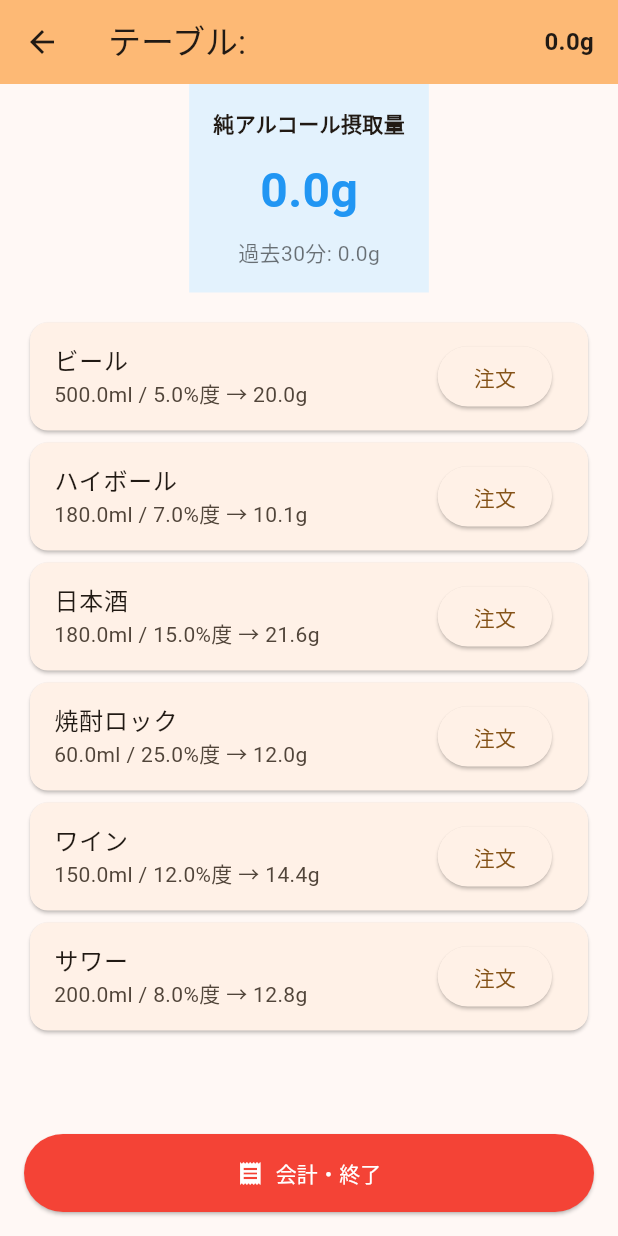
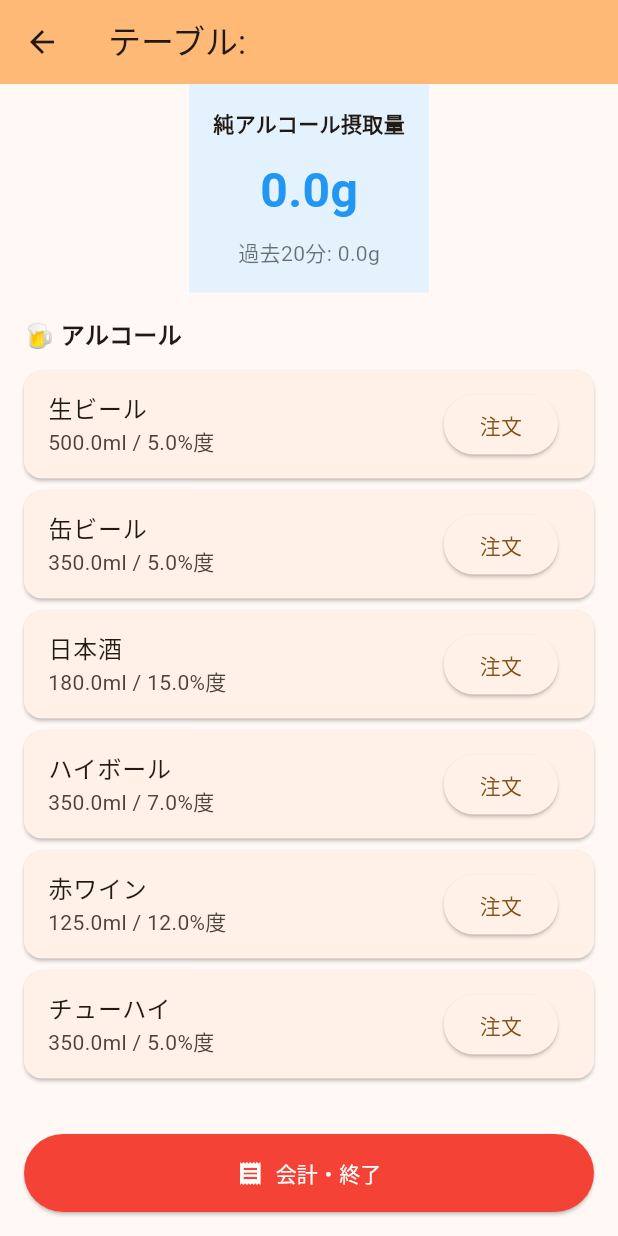
Before and after one commit to maruaki101/mobile_flutter_dayon, a Flutter app: the MenuScreen screen opened directly with empty values, on a phone screen of 412 x 824 dp. Run offline on Flutter 3.47's test engine with Material 3 defaults, Android fonts, the phone set to English and light mode, and no system bars.

Commit message:
表示内容など微調整　次は注文カート式にしたい

```diff
--- a/sakestop/lib/calendar_screen.dart
+++ /dev/null
@@ -1,2 +0,0 @@
-// このファイルは新仕様では使用されていません。
-// 将来の拡張用に残しています。
--- a/sakestop/lib/main.dart
+++ b/sakestop/lib/main.dart
@@ -35,18 +35,29 @@ class Drink {
 
   // 純アルコール量を計算 (g)
   double calculatePureAlcohol() {
-    return (volume * alcoholPercentage * 0.8) / 100;
+    final result = (volume * alcoholPercentage * 0.8) / 100;
+    print('DEBUG: calculatePureAlcohol: ($volume * $alcoholPercentage * 0.8) / 100 = $result');
+    return result;
   }
 }
 
 // 飲料マスターデータ（ハードコード）
 final List<Drink> drinkMenu = [
-  Drink(name: 'ビール', volume: 500, alcoholPercentage: 5),
-  Drink(name: 'ハイボール', volume: 180, alcoholPercentage: 7),
-  Drink(name: '日本酒', volume: 180, alcoholPercentage: 15),
-  Drink(name: '焼酎ロック', volume: 60, alcoholPercentage: 25),
-  Drink(name: 'ワイン', volume: 150, alcoholPercentage: 12),
-  Drink(name: 'サワー', volume: 200, alcoholPercentage: 8),
+  // アルコール
+  Drink(name: '生ビール', volume: 500, alcoholPercentage: 5),    // 純アルコール20.0g
+  Drink(name: '缶ビール', volume: 350, alcoholPercentage: 5),    // 純アルコール14.0g
+  Drink(name: '日本酒', volume: 180, alcoholPercentage: 15),     // 純アルコール21.6g
+  Drink(name: 'ハイボール', volume: 350, alcoholPercentage: 7),  // 純アルコール19.6g
+  Drink(name: '赤ワイン', volume: 125, alcoholPercentage: 12),   // 純アルコール12.0g
+  Drink(name: 'チューハイ', volume: 350, alcoholPercentage: 5),  // 純アルコール14.0g
+  // ノンアルコール
+  Drink(name: 'ウーロン茶', volume: 200, alcoholPercentage: 0),
+  Drink(name: 'コーラ', volume: 200, alcoholPercentage: 0),
+  Drink(name: 'オレンジジュース', volume: 200, alcoholPercentage: 0),
+  // フード
+  Drink(name: '枝豆', volume: 0, alcoholPercentage: 0),
+  Drink(name: 'から揚げ', volume: 0, alcoholPercentage: 0),
+  Drink(name: '刺身盛り合わせ', volume: 0, alcoholPercentage: 0),
 ];
 
 // ========== メインアプリ ==========
@@ -63,7 +74,7 @@ class _SakeStopAppState extends State<SakeStopApp> {
   double _totalPureAlcohol = 0.0;
   List<OrderRecord> _orderHistory = [];
   DateTime? _lastPaceNotificationAt;
-  final Duration _paceCooldown = const Duration(minutes: 30);
+  final Duration _paceCooldown = const Duration(minutes: 20);
 
   void _startSession(String tableId) {
     setState(() {
@@ -77,6 +88,8 @@ class _SakeStopAppState extends State<SakeStopApp> {
     final pureAlcohol = drink.calculatePureAlcohol();
     final now = DateTime.now();
 
+    print('DEBUG: _addDrink called: name=${drink.name}, volume=${drink.volume}ml, alcohol%=${drink.alcoholPercentage}%, pureAlcohol=$pureAlcohol g');
+
     setState(() {
       _totalPureAlcohol += pureAlcohol;
       _orderHistory.add(OrderRecord(
@@ -86,8 +99,31 @@ class _SakeStopAppState extends State<SakeStopApp> {
       ));
     });
 
-    // 摂取ペース通知をチェック
-    _checkPaceNotification();
+    // ペース通知をチェック
+    final isPaceAlert = _checkPaceNotification();
+
+    // 過去20分の合計を取得（ペース通知時のメッセージ用）
+    final twentyMinutesAgo = now.subtract(const Duration(minutes: 20));
+    double alcoholIn20Minutes = 0.0;
+    for (final order in _orderHistory) {
+      if (order.timestamp.isAfter(twentyMinutesAgo)) {
+        alcoholIn20Minutes += order.pureAlcohol;
+      }
+    }
+
+    final message = isPaceAlert
+        ? '${drink.name} を注文しました。過去20分のペースが速くなっています（${alcoholIn20Minutes.toStringAsFixed(1)}g）'
+        : '${drink.name} を注文しました';
+
+    final messenger = ScaffoldMessenger.of(context);
+    messenger.showSnackBar(SnackBar(
+      content: Text(message),
+      duration: const Duration(seconds: 4),
+      action: SnackBarAction(
+        label: '閉じる',
+        onPressed: () => messenger.hideCurrentSnackBar(),
+      ),
+    ));
   }
 
   void _resetSession() {
@@ -98,35 +134,41 @@ class _SakeStopAppState extends State<SakeStopApp> {
     });
   }
 
-  // 30分以内に20g以上摂取した場合に通知
-  void _checkPaceNotification() {
+  // 20分以内に60g以上摂取した場合に通知（bool値を返す）
+  bool _checkPaceNotification() {
     final now = DateTime.now();
-    final thirtyMinutesAgo = now.subtract(const Duration(minutes: 30));
+    final twentyMinutesAgo = now.subtract(const Duration(minutes: 20));
 
-    // 過去30分以内の注文を集計
-    double alcoholIn30Minutes = 0.0;
+    print('DEBUG: now=$now, twentyMinutesAgo=$twentyMinutesAgo');
+    print('DEBUG: orderHistory length=${_orderHistory.length}');
+
+    // 過去20分以内の注文を集計
+    double alcoholIn20Minutes = 0.0;
     for (final order in _orderHistory) {
-      if (order.timestamp.isAfter(thirtyMinutesAgo)) {
-        alcoholIn30Minutes += order.pureAlcohol;
+      final isAfter = order.timestamp.isAfter(twentyMinutesAgo);
+      print('DEBUG: order timestamp=${order.timestamp}, isAfter=$isAfter, pureAlcohol=${order.pureAlcohol}');
+      if (isAfter) {
+        alcoholIn20Minutes += order.pureAlcohol;
       }
     }
 
-    // 30分以内に20g以上摂取した場合かつクールダウンが経過していれば通知
-    if (alcoholIn30Minutes >= 20.0) {
+    print('DEBUG: alcoholIn20Minutes=$alcoholIn20Minutes (threshold=60.0)');
+    print('DEBUG: lastPaceNotificationAt=$_lastPaceNotificationAt');
+
+    // 20分以内に60g以上摂取した場合かつクールダウンが経過していれば通知
+    if (alcoholIn20Minutes >= 60.0) {
+      print('DEBUG: Condition met: alcoholIn20Minutes >= 60.0');
       if (_lastPaceNotificationAt == null || now.difference(_lastPaceNotificationAt!) >= _paceCooldown) {
+        print('DEBUG: Cooldown check passed, returning true');
         _lastPaceNotificationAt = now;
-        _showPaceNotification(alcoholIn30Minutes);
+        return true; // ペース通知あり
+      } else {
+        print('DEBUG: Cooldown not elapsed yet');
       }
+    } else {
+      print('DEBUG: Condition not met: alcoholIn20Minutes < 60.0');
     }
-  }
-
-  void _showPaceNotification(double alcoholIn30Min) {
-    final messenger = ScaffoldMessenger.of(context);
-    messenger.showSnackBar(SnackBar(
-      content: Text('過去30分に${alcoholIn30Min.toStringAsFixed(1)}gを摂取しました。摂取ペースに注意してください。'),
-      duration: const Duration(seconds: 6),
-      action: SnackBarAction(label: '閉じる', onPressed: () => messenger.hideCurrentSnackBar()),
-    ));
+    return false; // ペース通知なし
   }
 
   @override
@@ -156,8 +198,6 @@ class _SakeStopAppState extends State<SakeStopApp> {
           crossAxisAlignment: CrossAxisAlignment.start,
           children: [
             Text('テーブル: $_tableId'),
-            const SizedBox(height: 8),
-            Text('純アルコール量: ${_totalPureAlcohol.toStringAsFixed(1)}g'),
             const SizedBox(height: 8),
             Text('注文数: ${_orderHistory.length}'),
             const SizedBox(height: 16),
@@ -282,17 +322,6 @@ class MenuScreen extends StatelessWidget {
       appBar: AppBar(
         title: Text('テーブル: $tableId'),
         backgroundColor: Theme.of(context).colorScheme.inversePrimary,
-        actions: [
-          Padding(
-            padding: const EdgeInsets.all(16.0),
-            child: Center(
-              child: Text(
-                '${totalPureAlcohol.toStringAsFixed(1)}g',
-                style: const TextStyle(fontWeight: FontWeight.bold, fontSize: 16),
-              ),
-            ),
-          ),
-        ],
       ),
       body: Column(
         children: [
@@ -316,64 +345,132 @@ class MenuScreen extends StatelessWidget {
                   ),
                 ),
                 const SizedBox(height: 8),
-                // 過去30分合計を表示
+                // 過去20分合計を表示
                 Builder(builder: (context) {
-                  final thirtyAgo = DateTime.now().subtract(const Duration(minutes: 30));
-                  double in30 = 0.0;
+                  final twentyAgo = DateTime.now().subtract(const Duration(minutes: 20));
+                  double in20 = 0.0;
                   for (final o in orderHistory) {
-                    if (o.timestamp.isAfter(thirtyAgo)) in30 += o.pureAlcohol;
+                    if (o.timestamp.isAfter(twentyAgo)) in20 += o.pureAlcohol;
                   }
                   return Text(
-                    '過去30分: ${in30.toStringAsFixed(1)}g',
+                    '過去20分: ${in20.toStringAsFixed(1)}g',
                     style: const TextStyle(fontSize: 14, color: Colors.black54),
                   );
                 }),
               ],
             ),
           ),
-          // メニューリスト
+          // メニューリスト（セクション分け）
           Expanded(
-            child: ListView.builder(
-              padding: const EdgeInsets.all(16),
-              itemCount: drinkMenu.length,
-              itemBuilder: (context, index) {
-                final drink = drinkMenu[index];
+            child: Builder(
+              builder: (context) {
+                // セクション別にアイテムを分類
+                final alcoholicDrinks = drinkMenu.where((d) => d.alcoholPercentage > 0).toList();
+                final nonAlcoholicDrinks = drinkMenu.where((d) => d.alcoholPercentage == 0 && d.volume > 0).toList();
+                final foodItems = drinkMenu.where((d) => d.volume == 0).toList();
+
+                // 全アイテムリスト（セクションヘッダー含む）を作成
+                List<Widget> items = [];
+
+                // アルコールセクション
+                if (alcoholicDrinks.isNotEmpty) {
+                  items.add(
+                    Padding(
+                      padding: const EdgeInsets.only(top: 16.0, bottom: 8.0, left: 16.0, right: 16.0),
+                      child: Text(
+                        '🍺 アルコール',
+                        style: const TextStyle(fontWeight: FontWeight.bold, fontSize: 16),
+                      ),
+                    ),
+                  );
+                  for (final drink in alcoholicDrinks) {
                     final pureAlcohol = drink.calculatePureAlcohol();
-                return Card(
+                    items.add(
+                      Card(
+                        margin: const EdgeInsets.symmetric(horizontal: 16.0, vertical: 4.0),
                         child: ListTile(
                           title: Text(drink.name),
                           subtitle: Text(
-                      '${drink.volume}ml / ${drink.alcoholPercentage}%度 → ${pureAlcohol.toStringAsFixed(1)}g',
+                            '${drink.volume}ml / ${drink.alcoholPercentage}%度',
                           ),
                           trailing: ElevatedButton(
                             onPressed: () => onDrinkSelected(drink),
                             child: const Text('注文'),
                           ),
                         ),
+                      ),
+                    );
+                  }
+                }
+
+                // ノンアルコールセクション
+                if (nonAlcoholicDrinks.isNotEmpty) {
+                  items.add(
+                    Padding(
+                      padding: const EdgeInsets.only(top: 16.0, bottom: 8.0, left: 16.0, right: 16.0),
+                      child: Text(
+                        '🥤 ノンアルコール',
+                        style: const TextStyle(fontWeight: FontWeight.bold, fontSize: 16),
+                      ),
+                    ),
+                  );
+                  for (final drink in nonAlcoholicDrinks) {
+                    items.add(
+                      Card(
+                        margin: const EdgeInsets.symmetric(horizontal: 16.0, vertical: 4.0),
+                        child: ListTile(
+                          title: Text(drink.name),
+                          subtitle: const Text('ノンアルコール'),
+                          trailing: ElevatedButton(
+                            onPressed: () => onDrinkSelected(drink),
+                            child: const Text('注文'),
+                          ),
+                        ),
+                      ),
+                    );
+                  }
+                }
+
+                // フードセクション
+                if (foodItems.isNotEmpty) {
+                  items.add(
+                    Padding(
+                      padding: const EdgeInsets.only(top: 16.0, bottom: 8.0, left: 16.0, right: 16.0),
+                      child: Text(
+                        '🍽️ フード',
+                        style: const TextStyle(fontWeight: FontWeight.bold, fontSize: 16),
+                      ),
+                    ),
+                  );
+                  for (final drink in foodItems) {
+                    items.add(
+                      Card(
+                        margin: const EdgeInsets.symmetric(horizontal: 16.0, vertical: 4.0),
+                        child: ListTile(
+                          title: Text(drink.name),
+                          subtitle: const Text('フード'),
+                          trailing: ElevatedButton(
+                            onPressed: () => onDrinkSelected(drink),
+                            child: const Text('注文'),
+                          ),
+                        ),
+                      ),
+                    );
+                  }
+                }
+
+                return ListView(
+                  children: items,
                 );
               },
             ),
           ),
-          // 注文履歴とボタン
+          // 会計・終了ボタン
           Container(
             padding: const EdgeInsets.all(16),
             child: Column(
               crossAxisAlignment: CrossAxisAlignment.stretch,
               children: [
-                if (orderHistory.isNotEmpty)
-                  SizedBox(
-                    height: 100,
-                    child: ListView.builder(
-                      itemCount: orderHistory.length,
-                      itemBuilder: (context, index) {
-                        final order = orderHistory[index];
-                        return Text(
-                          '${order.drinkName} (+${order.pureAlcohol.toStringAsFixed(1)}g)',
-                          style: const TextStyle(fontSize: 12),
-                        );
-                      },
-                    ),
-                  ),
                 const SizedBox(height: 12),
                 ElevatedButton.icon(
                   onPressed: onCheckout,
```
Lines whose indentation alone changed are shown as unchanged.
